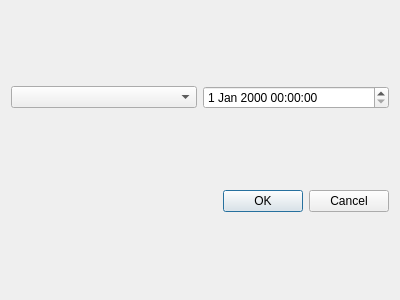
Leckatall/PyJournal, file add_event_instance.ui: the form before one commit.
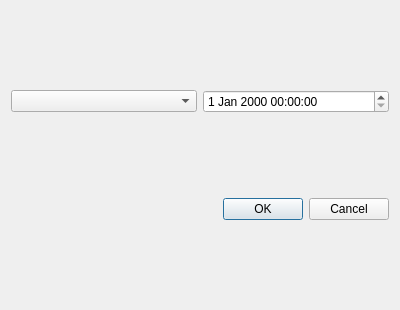
The form after the commit.

Diff of the .ui file:
```diff
--- a/add_event_instance.ui
+++ b/add_event_instance.ui
@@ -7,7 +7,7 @@
     <x>0</x>
     <y>0</y>
     <width>400</width>
-    <height>300</height>
+    <height>310</height>
    </rect>
   </property>
   <property name="windowTitle">
```
